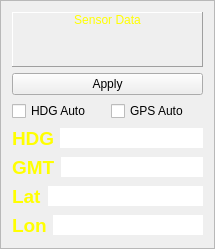
The window that RadarArmed2020/frameosd.ui (MiftahSalam/Radar-Armed-2020) describes before a commit, drawn with Qt 5.
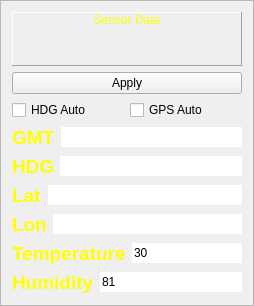
The same window after the commit.

What changed in the file:
```diff
--- a/RadarArmed2020/frameosd.ui
+++ b/RadarArmed2020/frameosd.ui
@@ -6,8 +6,8 @@
    <rect>
     <x>0</x>
     <y>0</y>
-    <width>215</width>
-    <height>249</height>
+    <width>254</width>
+    <height>306</height>
    </rect>
   </property>
   <property name="windowTitle">
@@ -91,6 +91,70 @@
      </item>
     </layout>
    </item>
+   <item>
+    <layout class="QHBoxLayout" name="horizontalLayout_5">
+     <item>
+      <widget class="QLabel" name="label_15">
+       <property name="maximumSize">
+        <size>
+         <width>45</width>
+         <height>16777215</height>
+        </size>
+       </property>
+       <property name="font">
+        <font>
+         <pointsize>14</pointsize>
+         <weight>75</weight>
+         <bold>true</bold>
+        </font>
+       </property>
+       <property name="styleSheet">
+        <string notr="true">color: rgb(255, 255, 0);</string>
+       </property>
+       <property name="frameShape">
+        <enum>QFrame::NoFrame</enum>
+       </property>
+       <property name="text">
+        <string>GMT</string>
+       </property>
+       <property name="textFormat">
+        <enum>Qt::PlainText</enum>
+       </property>
+       <property name="scaledContents">
+        <bool>true</bool>
+       </property>
+       <property name="wordWrap">
+        <bool>true</bool>
+       </property>
+       <property name="indent">
+        <number>0</number>
+       </property>
+      </widget>
+     </item>
+     <item>
+      <widget class="QLineEdit" name="lineEditGMT">
+       <property name="minimumSize">
+        <size>
+         <width>138</width>
+         <height>0</height>
+        </size>
+       </property>
+       <property name="maxLength">
+        <number>10</number>
+       </property>
+       <property name="frame">
+        <bool>false</bool>
+       </property>
+       <property name="alignment">
+        <set>Qt::AlignLeading|Qt::AlignLeft|Qt::AlignVCenter</set>
+       </property>
+       <property name="readOnly">
+        <bool>true</bool>
+       </property>
+      </widget>
+     </item>
+    </layout>
+   </item>
    <item>
     <layout class="QHBoxLayout" name="horizontalLayout">
      <item>
@@ -164,70 +228,6 @@
      </item>
     </layout>
    </item>
-   <item>
-    <layout class="QHBoxLayout" name="horizontalLayout_5">
-     <item>
-      <widget class="QLabel" name="label_15">
-       <property name="maximumSize">
-        <size>
-         <width>45</width>
-         <height>16777215</height>
-        </size>
-       </property>
-       <property name="font">
-        <font>
-         <pointsize>14</pointsize>
-         <weight>75</weight>
-         <bold>true</bold>
-        </font>
-       </property>
-       <property name="styleSheet">
-        <string notr="true">color: rgb(255, 255, 0);</string>
-       </property>
-       <property name="frameShape">
-        <enum>QFrame::NoFrame</enum>
-       </property>
-       <property name="text">
-        <string>GMT</string>
-       </property>
-       <property name="textFormat">
-        <enum>Qt::PlainText</enum>
-       </property>
-       <property name="scaledContents">
-        <bool>true</bool>
-       </property>
-       <property name="wordWrap">
-        <bool>true</bool>
-       </property>
-       <property name="indent">
-        <number>0</number>
-       </property>
-      </widget>
-     </item>
-     <item>
-      <widget class="QLineEdit" name="lineEditGMT">
-       <property name="minimumSize">
-        <size>
-         <width>138</width>
-         <height>0</height>
-        </size>
-       </property>
-       <property name="maxLength">
-        <number>10</number>
-       </property>
-       <property name="frame">
-        <bool>false</bool>
-       </property>
-       <property name="alignment">
-        <set>Qt::AlignLeading|Qt::AlignLeft|Qt::AlignVCenter</set>
-       </property>
-       <property name="readOnly">
-        <bool>true</bool>
-       </property>
-      </widget>
-     </item>
-    </layout>
-   </item>
    <item>
     <layout class="QHBoxLayout" name="horizontalLayout_6">
      <item>
@@ -350,6 +350,146 @@
      </item>
     </layout>
    </item>
+   <item>
+    <layout class="QHBoxLayout" name="horizontalLayout_4">
+     <item>
+      <widget class="QLabel" name="label_19">
+       <property name="sizePolicy">
+        <sizepolicy hsizetype="Expanding" vsizetype="Preferred">
+         <horstretch>0</horstretch>
+         <verstretch>0</verstretch>
+        </sizepolicy>
+       </property>
+       <property name="maximumSize">
+        <size>
+         <width>4050</width>
+         <height>16777215</height>
+        </size>
+       </property>
+       <property name="font">
+        <font>
+         <pointsize>14</pointsize>
+         <weight>75</weight>
+         <bold>true</bold>
+        </font>
+       </property>
+       <property name="styleSheet">
+        <string notr="true">color: rgb(255, 255, 0);</string>
+       </property>
+       <property name="frameShape">
+        <enum>QFrame::NoFrame</enum>
+       </property>
+       <property name="text">
+        <string>Temperature</string>
+       </property>
+       <property name="textFormat">
+        <enum>Qt::PlainText</enum>
+       </property>
+       <property name="scaledContents">
+        <bool>true</bool>
+       </property>
+       <property name="wordWrap">
+        <bool>true</bool>
+       </property>
+       <property name="indent">
+        <number>0</number>
+       </property>
+      </widget>
+     </item>
+     <item>
+      <widget class="QLineEdit" name="lineEditTemp">
+       <property name="minimumSize">
+        <size>
+         <width>10</width>
+         <height>0</height>
+        </size>
+       </property>
+       <property name="text">
+        <string>30</string>
+       </property>
+       <property name="maxLength">
+        <number>15</number>
+       </property>
+       <property name="frame">
+        <bool>false</bool>
+       </property>
+       <property name="alignment">
+        <set>Qt::AlignLeading|Qt::AlignLeft|Qt::AlignVCenter</set>
+       </property>
+       <property name="readOnly">
+        <bool>true</bool>
+       </property>
+      </widget>
+     </item>
+    </layout>
+   </item>
+   <item>
+    <layout class="QHBoxLayout" name="horizontalLayout_7">
+     <item>
+      <widget class="QLabel" name="label_20">
+       <property name="maximumSize">
+        <size>
+         <width>405</width>
+         <height>16777215</height>
+        </size>
+       </property>
+       <property name="font">
+        <font>
+         <pointsize>14</pointsize>
+         <weight>75</weight>
+         <bold>true</bold>
+        </font>
+       </property>
+       <property name="styleSheet">
+        <string notr="true">color: rgb(255, 255, 0);</string>
+       </property>
+       <property name="frameShape">
+        <enum>QFrame::NoFrame</enum>
+       </property>
+       <property name="text">
+        <string>Humidity</string>
+       </property>
+       <property name="textFormat">
+        <enum>Qt::PlainText</enum>
+       </property>
+       <property name="scaledContents">
+        <bool>true</bool>
+       </property>
+       <property name="wordWrap">
+        <bool>true</bool>
+       </property>
+       <property name="indent">
+        <number>0</number>
+       </property>
+      </widget>
+     </item>
+     <item>
+      <widget class="QLineEdit" name="lineEditHum">
+       <property name="minimumSize">
+        <size>
+         <width>138</width>
+         <height>0</height>
+        </size>
+       </property>
+       <property name="text">
+        <string>81</string>
+       </property>
+       <property name="maxLength">
+        <number>15</number>
+       </property>
+       <property name="frame">
+        <bool>false</bool>
+       </property>
+       <property name="alignment">
+        <set>Qt::AlignLeading|Qt::AlignLeft|Qt::AlignVCenter</set>
+       </property>
+       <property name="readOnly">
+        <bool>true</bool>
+       </property>
+      </widget>
+     </item>
+    </layout>
+   </item>
   </layout>
  </widget>
  <resources/>
```
